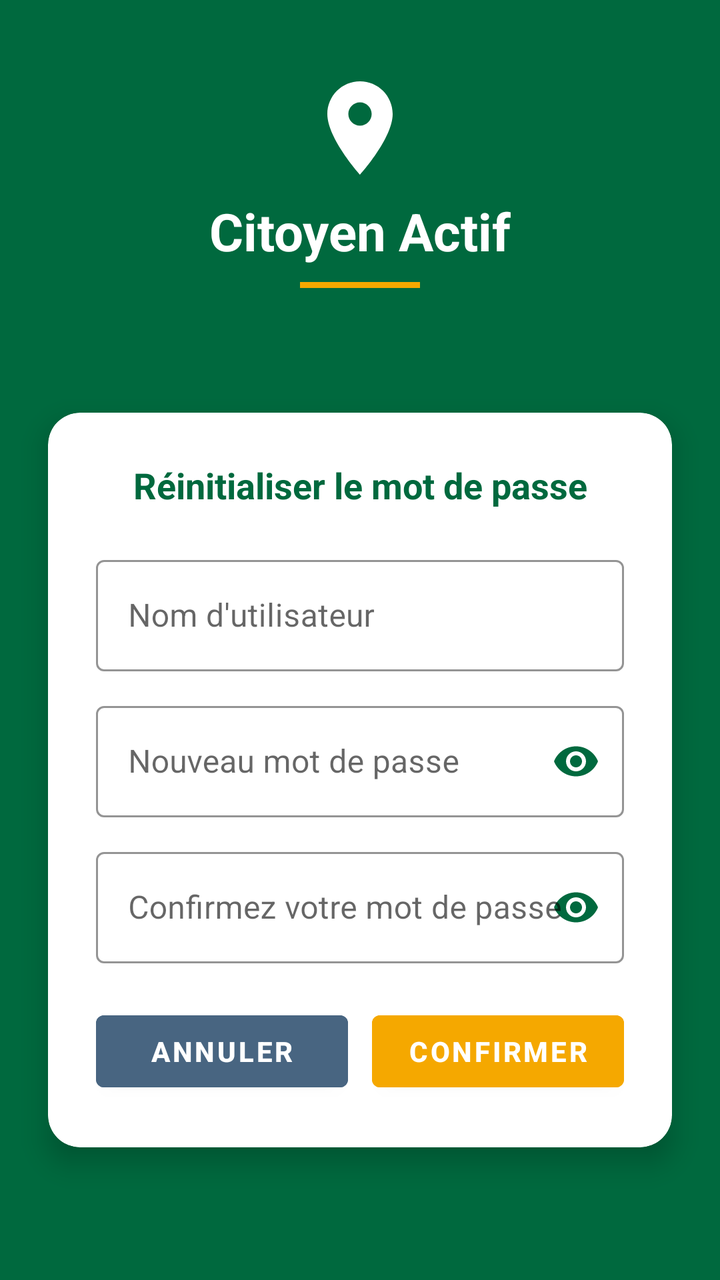
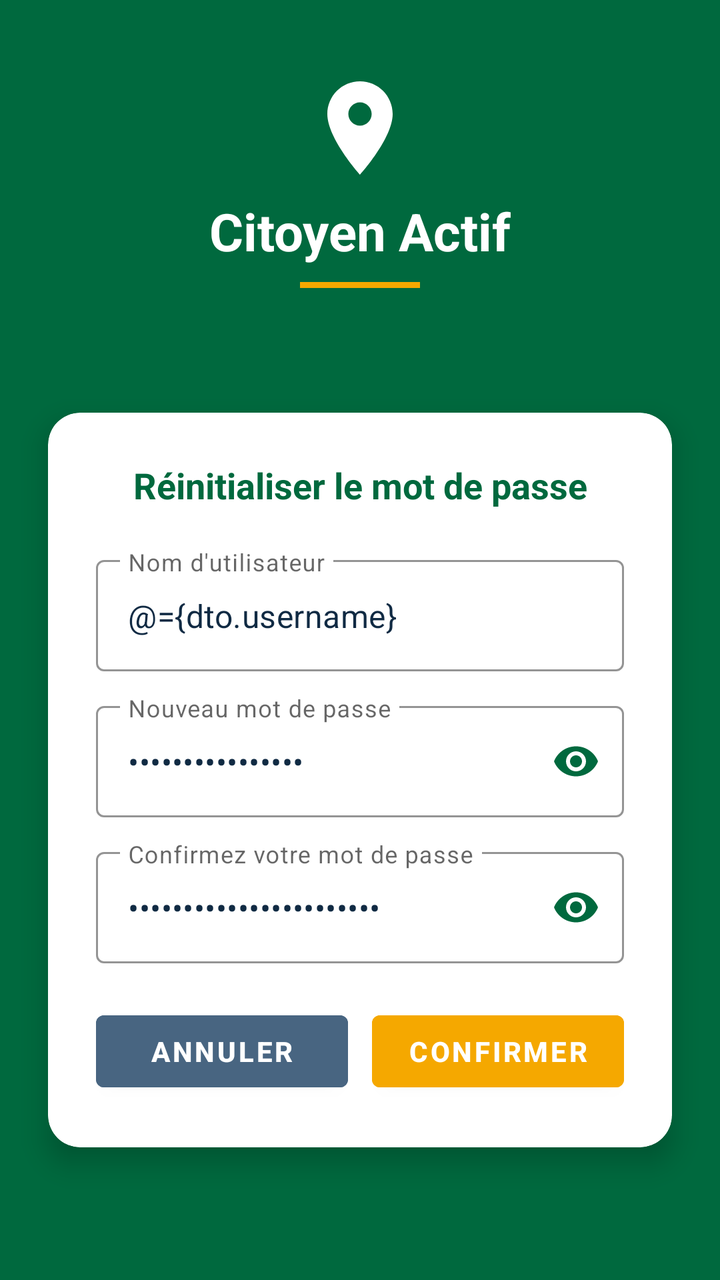

Two renders of the same Android screen: before a commit and after it. Below are the layout's source before the change and the commit's diff.
<!-- AndroidManifest.xml: application theme Theme.CitoyenActif.NoActionBar -->
<!-- res/layout/reset_password_frag.xml -->
<?xml version="1.0" encoding="utf-8"?>
<layout xmlns:android="http://schemas.android.com/apk/res/android"
    xmlns:app="http://schemas.android.com/apk/res-auto">

    <data />

    
    <ScrollView
        android:id="@+id/reset_password_frag"
        android:layout_width="match_parent"
        android:layout_height="match_parent"
        android:background="@color/uqtr_green"
        android:fillViewport="true">

        <androidx.constraintlayout.widget.ConstraintLayout
            android:layout_width="match_parent"
            android:layout_height="wrap_content">

            
            <ImageView
                android:id="@+id/ivLocationPin"
                android:layout_width="56dp"
                android:layout_height="56dp"
                android:src="@drawable/ic_location_pin"
                android:layout_marginTop="36dp"
                android:contentDescription="Icône localisation"
                app:layout_constraintTop_toTopOf="parent"
                app:layout_constraintStart_toStartOf="parent"
                app:layout_constraintEnd_toEndOf="parent" />

            
            <TextView
                android:id="@+id/tvAppTitle"
                android:layout_width="wrap_content"
                android:layout_height="wrap_content"
                android:text="Citoyen Actif"
                android:textColor="@color/uqtr_white"
                android:textSize="26sp"
                android:textStyle="bold"
                android:layout_marginTop="6dp"
                app:layout_constraintTop_toBottomOf="@id/ivLocationPin"
                app:layout_constraintStart_toStartOf="parent"
                app:layout_constraintEnd_toEndOf="parent" />

            
            <View
                android:id="@+id/dividerGold"
                android:layout_width="60dp"
                android:layout_height="3dp"
                android:background="@color/uqtr_gold"
                android:layout_marginTop="8dp"
                app:layout_constraintTop_toBottomOf="@id/tvAppTitle"
                app:layout_constraintStart_toStartOf="parent"
                app:layout_constraintEnd_toEndOf="parent" />

            
            <androidx.cardview.widget.CardView
                android:id="@+id/cardReset"
                android:layout_width="0dp"
                android:layout_height="wrap_content"
                android:layout_marginTop="20dp"
                android:layout_marginStart="24dp"
                android:layout_marginEnd="24dp"
                android:layout_marginBottom="24dp"
                app:cardBackgroundColor="@color/uqtr_white"
                app:cardCornerRadius="16dp"
                app:cardElevation="8dp"
                app:layout_constraintTop_toBottomOf="@id/dividerGold"
                app:layout_constraintStart_toStartOf="parent"
                app:layout_constraintEnd_toEndOf="parent"
                app:layout_constraintBottom_toBottomOf="parent">

                <LinearLayout
                    android:layout_width="match_parent"
                    android:layout_height="wrap_content"
                    android:orientation="vertical"
                    android:padding="24dp">

                    
                    <TextView
                        android:id="@+id/titre"
                        android:layout_width="match_parent"
                        android:layout_height="wrap_content"
                        android:text="Réinitialiser le mot de passe"
                        android:textColor="@color/uqtr_green"
                        android:textSize="18sp"
                        android:textStyle="bold"
                        android:gravity="center"
                        android:layout_marginBottom="20dp" />

                    
                    <com.google.android.material.textfield.TextInputLayout
                        style="@style/Widget.MaterialComponents.TextInputLayout.OutlinedBox"
                        android:layout_width="match_parent"
                        android:layout_height="wrap_content"
                        android:hint="Nom d'utilisateur"
                        app:boxStrokeColor="@color/uqtr_green"
                        app:hintTextColor="@color/uqtr_green">

                        <com.google.android.material.textfield.TextInputEditText
                            android:id="@+id/username"
                            android:layout_width="match_parent"
                            android:layout_height="wrap_content"
                            android:inputType="text" />
                    </com.google.android.material.textfield.TextInputLayout>

                    
                    <com.google.android.material.textfield.TextInputLayout
                        style="@style/Widget.MaterialComponents.TextInputLayout.OutlinedBox"
                        android:layout_width="match_parent"
                        android:layout_height="wrap_content"
                        android:hint="Nouveau mot de passe"
                        android:layout_marginTop="12dp"
                        app:boxStrokeColor="@color/uqtr_green"
                        app:hintTextColor="@color/uqtr_green"
                        app:endIconMode="password_toggle"
                        app:endIconTint="@color/uqtr_green">

                        <com.google.android.material.textfield.TextInputEditText
                            android:id="@+id/password"
                            android:layout_width="match_parent"
                            android:layout_height="wrap_content"
                            android:inputType="textPassword" />
                    </com.google.android.material.textfield.TextInputLayout>

                    
                    <com.google.android.material.textfield.TextInputLayout
                        style="@style/Widget.MaterialComponents.TextInputLayout.OutlinedBox"
                        android:layout_width="match_parent"
                        android:layout_height="wrap_content"
                        android:hint="Confirmez votre mot de passe"
                        android:layout_marginTop="12dp"
                        app:boxStrokeColor="@color/uqtr_green"
                        app:hintTextColor="@color/uqtr_green"
                        app:endIconMode="password_toggle"
                        app:endIconTint="@color/uqtr_green">

                        <com.google.android.material.textfield.TextInputEditText
                            android:id="@+id/confirm_password"
                            android:layout_width="match_parent"
                            android:layout_height="wrap_content"
                            android:inputType="textPassword" />
                    </com.google.android.material.textfield.TextInputLayout>

                    
                    <LinearLayout
                        android:layout_width="match_parent"
                        android:layout_height="wrap_content"
                        android:orientation="horizontal"
                        android:layout_marginTop="20dp">

                        <Button
                            android:id="@+id/cancel_button"
                            android:layout_width="0dp"
                            android:layout_weight="1"
                            android:layout_height="48dp"
                            android:text="ANNULER"
                            android:textColor="@color/uqtr_white"
                            android:textStyle="bold"
                            android:backgroundTint="@color/text_secondary" />

                        <Space
                            android:layout_width="12dp"
                            android:layout_height="wrap_content" />

                        <Button
                            android:id="@+id/confirm_button"
                            android:layout_width="0dp"
                            android:layout_weight="1"
                            android:layout_height="48dp"
                            android:text="CONFIRMER"
                            android:textColor="@color/uqtr_white"
                            android:textStyle="bold"
                            android:backgroundTint="@color/uqtr_gold" />

                    </LinearLayout>

                </LinearLayout>
            </androidx.cardview.widget.CardView>

        </androidx.constraintlayout.widget.ConstraintLayout>
    </ScrollView>
</layout>
<!-- resources referenced by this layout -->
<resources>
  <color name="text_secondary">#486581</color>
  <color name="uqtr_gold">#F5A800</color>
  <color name="uqtr_green">#00693E</color>
  <color name="uqtr_white">#FFFFFF</color>
  <!-- drawable ic_location_pin (drawable) -->
  <?xml version="1.0" encoding="utf-8"?>
  <vector xmlns:android="http://schemas.android.com/apk/res/android"
      android:width="72dp"
      android:height="72dp"
      android:viewportWidth="24"
      android:viewportHeight="24">
  
      <path
          android:fillColor="#FFFFFF"
          android:pathData="M12,2C8.13,2 5,5.13 5,9c0,5.25 7,13 7,13s7,-7.75 7,-13c0,-3.87 -3.13,-7 -7,-7zM12,11.5c-1.38,0 -2.5,-1.12 -2.5,-2.5s1.12,-2.5 2.5,-2.5 2.5,1.12 2.5,2.5 -1.12,2.5 -2.5,2.5z"/>
  
  </vector>
  <style name="Theme.CitoyenActif.NoActionBar" parent="Theme.MaterialComponents.DayNight.NoActionBar">
  
          
          <item name="colorPrimary">@color/uqtr_green</item>
          <item name="colorPrimaryVariant">@color/uqtr_green_dark</item>
          <item name="colorOnPrimary">@color/uqtr_white</item>
          <item name="colorSecondary">@color/uqtr_gold</item>
          <item name="colorSecondaryVariant">@color/uqtr_gold_dark</item>
          <item name="colorOnSecondary">@color/uqtr_white</item>
  
          
          <item name="android:windowBackground">@color/uqtr_green</item>
  
          
          <item name="android:textColorPrimary">@color/text_primary</item>
          <item name="android:textColorSecondary">@color/text_secondary</item>
  
          
          <item name="android:statusBarColor">@color/uqtr_green_dark</item>
      </style>
  <color name="uqtr_green_dark">#004D2C</color>
  <color name="uqtr_gold_dark">#D48F00</color>
  <color name="text_primary">#102A43</color>
</resources>

<!-- the commit's change to res/layout/reset_password_frag.xml (unified diff, before → after) -->
@@ -2,7 +2,11 @@
 <layout xmlns:android="http://schemas.android.com/apk/res/android"
     xmlns:app="http://schemas.android.com/apk/res-auto">
 
-    <data />
+    <data>
+        <variable
+            name="dto"
+            type="com.example.citoyenactif.model.dto.ResetPasswordDTO" />
+    </data>
 
     
     <ScrollView
@@ -99,6 +103,7 @@
 
                         <com.google.android.material.textfield.TextInputEditText
                             android:id="@+id/username"
+                            android:text="@={dto.username}"
                             android:layout_width="match_parent"
                             android:layout_height="wrap_content"
                             android:inputType="text" />
@@ -118,6 +123,7 @@
 
                         <com.google.android.material.textfield.TextInputEditText
                             android:id="@+id/password"
+                            android:text="@={dto.password}"
                             android:layout_width="match_parent"
                             android:layout_height="wrap_content"
                             android:inputType="textPassword" />
@@ -137,6 +143,7 @@
 
                         <com.google.android.material.textfield.TextInputEditText
                             android:id="@+id/confirm_password"
+                            android:text="@={dto.confirmPassword}"
                             android:layout_width="match_parent"
                             android:layout_height="wrap_content"
                             android:inputType="textPassword" />
